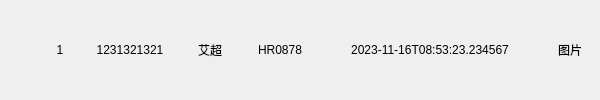
Qt form widgets/faceregister/facelistitem.ui (ChaoII/fram-qt) before a commit.
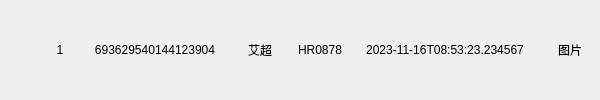
The same form after that commit.

```diff
--- a/widgets/faceregister/facelistitem.ui
+++ b/widgets/faceregister/facelistitem.ui
@@ -95,18 +95,18 @@
     <widget class="QLabel" name="lb_indexId">
      <property name="minimumSize">
       <size>
-       <width>100</width>
+       <width>150</width>
        <height>0</height>
       </size>
      </property>
      <property name="maximumSize">
       <size>
-       <width>100</width>
+       <width>150</width>
        <height>16777215</height>
       </size>
      </property>
      <property name="text">
-      <string>1231321321</string>
+      <string>693629540144123904</string>
      </property>
      <property name="alignment">
       <set>Qt::AlignCenter</set>
@@ -139,13 +139,13 @@
     <widget class="QLabel" name="lb_staffId">
      <property name="minimumSize">
       <size>
-       <width>80</width>
+       <width>60</width>
        <height>0</height>
       </size>
      </property>
      <property name="maximumSize">
       <size>
-       <width>80</width>
+       <width>60</width>
        <height>16777215</height>
       </size>
      </property>
```
